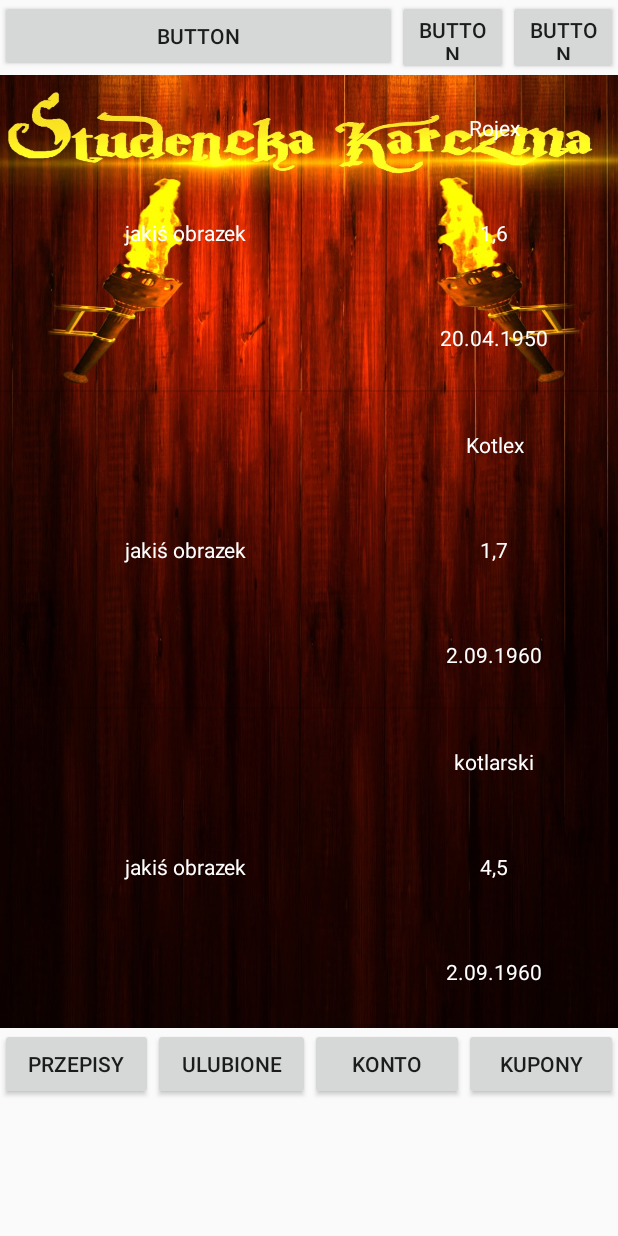
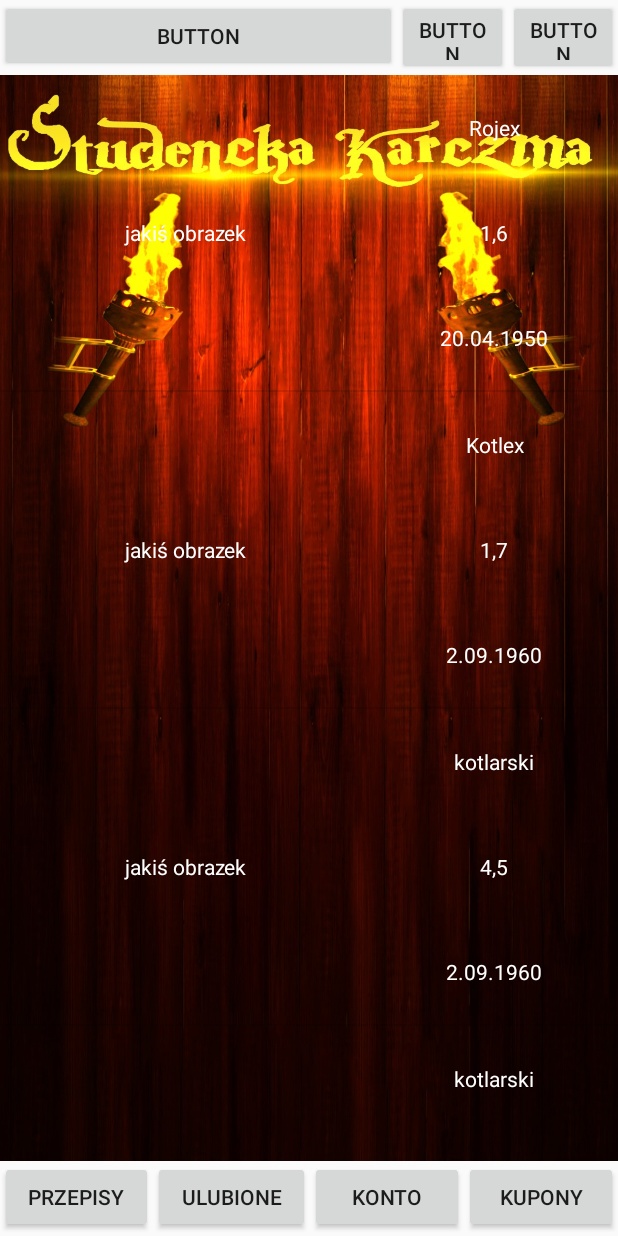
Before and after one commit to anonimowy-uzytkownik/Studencka-Karczma, an Android app: the MainActivity screen opened directly, with no data from a screen before it, on a phone screen of 412 x 824 dp. Run offline under Robolectric (Android 15) with nearby library versions, the phone set to English and light mode, and no system bars; our stand-ins replace Firebase (no records; nobody signed in at launch, a user with empty details on screens opened directly).

Commit message:
Strona główna przepis

```diff
--- a/app/src/main/res/layout/activity_main.xml
+++ b/app/src/main/res/layout/activity_main.xml
@@ -6,9 +6,10 @@
     android:layout_height="match_parent"
     tools:context=".MainActivity">
 
-    <ScrollView
+    <LinearLayout
         android:layout_width="match_parent"
-        android:layout_height="match_parent"/>
+        android:layout_height="match_parent"
+        android:orientation="vertical">
 
         <LinearLayout
             android:id="@+id/llinear1"
@@ -22,9 +23,9 @@
                 android:id="@+id/button"
                 android:layout_width="match_parent"
                 android:layout_height="wrap_content"
-            android:text="Button"
+                android:layout_gravity="left"
                 android:layout_weight="35"
-            android:layout_gravity="left"/>
+                android:text="Button" />
 
             <Button
                 android:id="@+id/button2"
@@ -37,9 +38,9 @@
                 android:id="@+id/button3"
                 android:layout_width="match_parent"
                 android:layout_height="wrap_content"
+                android:layout_gravity="right"
                 android:layout_weight="80"
-            android:text="Button"
-            android:layout_gravity="right"/>
+                android:text="Button" />
 
 
         </LinearLayout>
@@ -47,17 +48,16 @@
         <ListView
             android:id="@+id/listView1"
             android:layout_width="match_parent"
-        android:layout_height="635dp"
-        android:layout_below="@id/llinear1"
-        android:background="@drawable/gotowe" >
+            android:layout_height="match_parent"
+            android:background="@drawable/gotowe"
+            android:layout_weight="60">
 
         </ListView>
 
         <LinearLayout
             android:layout_width="match_parent"
             android:layout_height="50dp"
-        android:orientation="horizontal"
-        android:layout_below="@id/listView1">
+            android:orientation="horizontal">
 
 
             <Button
@@ -88,6 +88,7 @@
                 android:layout_weight="1"
                 android:text="Kupony" />
         </LinearLayout>
+    </LinearLayout>
 
 
 </RelativeLayout>
```
Lines whose indentation alone changed are shown as unchanged.
